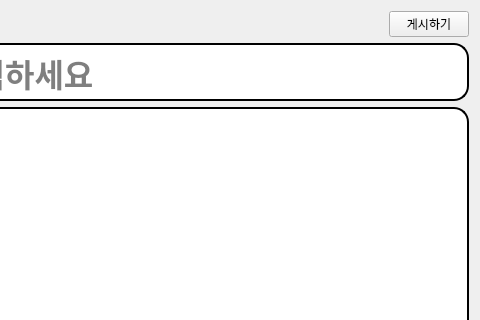
sm136599/VEDA_Qt_blog_client, file ui/writepostwidget.ui: the form before one commit; both pictures show x 174 to 654 and y 0 to 320 of the 654 by 582 pixel window.
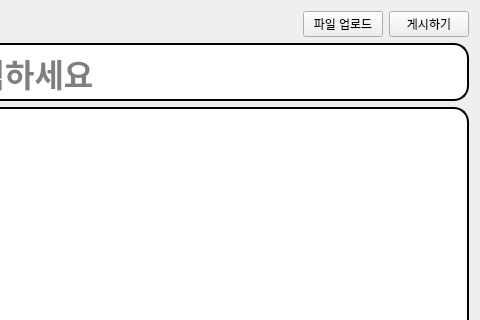
The form after the commit.

Commit message: design : 디자인 통일성 맞춤

```diff
--- a/ui/writepostwidget.ui
+++ b/ui/writepostwidget.ui
@@ -63,6 +63,13 @@
         </property>
        </spacer>
       </item>
+      <item>
+       <widget class="QPushButton" name="uploadFileButton">
+        <property name="text">
+         <string>파일 업로드</string>
+        </property>
+       </widget>
+      </item>
       <item>
        <widget class="QPushButton" name="uploadButton">
         <property name="text">
```
The commit also changes 1 other file.
